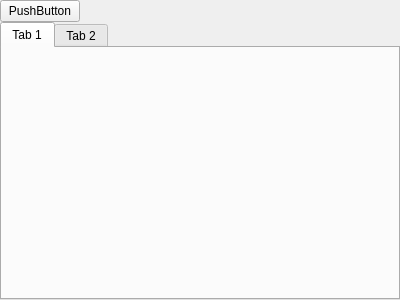
xhy2539/DBMS-Qt, file tabledesign.ui: the form before one commit.
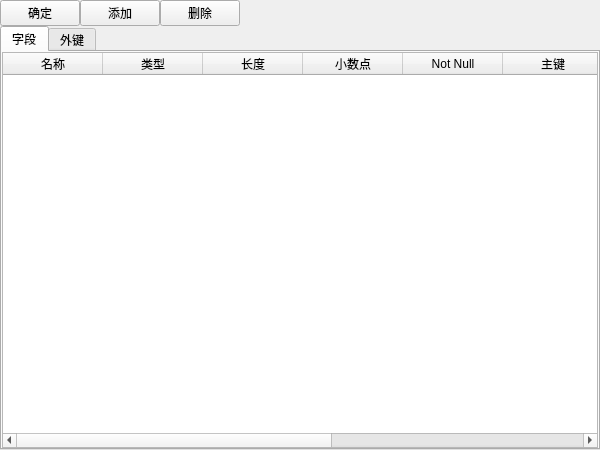
The form after the commit.

Commit message: 创建表,添加check和外键

What changed in the file:
```diff
--- a/tabledesign.ui
+++ b/tabledesign.ui
@@ -6,8 +6,8 @@
    <rect>
     <x>0</x>
     <y>0</y>
-    <width>400</width>
-    <height>300</height>
+    <width>600</width>
+    <height>450</height>
    </rect>
   </property>
   <property name="windowTitle">
@@ -35,14 +35,46 @@
       <number>0</number>
      </property>
      <item>
-      <widget class="QPushButton" name="pushButton_9">
+      <widget class="QPushButton" name="comfirm">
+       <property name="sizePolicy">
+        <sizepolicy hsizetype="Minimum" vsizetype="Preferred">
+         <horstretch>0</horstretch>
+         <verstretch>0</verstretch>
+        </sizepolicy>
+       </property>
        <property name="text">
-        <string>PushButton</string>
+        <string>确定</string>
        </property>
       </widget>
      </item>
      <item>
-      <spacer name="horizontalSpacer_3">
+      <widget class="QPushButton" name="addField">
+       <property name="sizePolicy">
+        <sizepolicy hsizetype="Minimum" vsizetype="Preferred">
+         <horstretch>0</horstretch>
+         <verstretch>0</verstretch>
+        </sizepolicy>
+       </property>
+       <property name="text">
+        <string>添加</string>
+       </property>
+      </widget>
+     </item>
+     <item>
+      <widget class="QPushButton" name="deleteField">
+       <property name="sizePolicy">
+        <sizepolicy hsizetype="Minimum" vsizetype="Preferred">
+         <horstretch>0</horstretch>
+         <verstretch>0</verstretch>
+        </sizepolicy>
+       </property>
+       <property name="text">
+        <string>删除</string>
+       </property>
+      </widget>
+     </item>
+     <item>
+      <spacer name="horizontalSpacer">
        <property name="orientation">
         <enum>Qt::Orientation::Horizontal</enum>
        </property>
@@ -63,12 +95,81 @@
      </property>
      <widget class="QWidget" name="tab">
       <attribute name="title">
-       <string>Tab 1</string>
+       <string>字段</string>
       </attribute>
+      <layout class="QVBoxLayout" name="verticalLayout_2">
+       <property name="spacing">
+        <number>0</number>
+       </property>
+       <property name="leftMargin">
+        <number>0</number>
+       </property>
+       <property name="topMargin">
+        <number>0</number>
+       </property>
+       <property name="rightMargin">
+        <number>0</number>
+       </property>
+       <property name="bottomMargin">
+        <number>0</number>
+       </property>
+       <item>
+        <widget class="QTableWidget" name="tableWidget">
+         <attribute name="verticalHeaderVisible">
+          <bool>false</bool>
+         </attribute>
+         <column>
+          <property name="text">
+           <string>名称</string>
+          </property>
+         </column>
+         <column>
+          <property name="text">
+           <string>类型</string>
+          </property>
+         </column>
+         <column>
+          <property name="text">
+           <string>长度</string>
+          </property>
+         </column>
+         <column>
+          <property name="text">
+           <string>小数点</string>
+          </property>
+         </column>
+         <column>
+          <property name="text">
+           <string>Not Null</string>
+          </property>
+         </column>
+         <column>
+          <property name="text">
+           <string>主键</string>
+          </property>
+         </column>
+         <column>
+          <property name="text">
+           <string>Unique</string>
+          </property>
+         </column>
+         <column>
+          <property name="text">
+           <string>默认</string>
+          </property>
+         </column>
+         <column>
+          <property name="text">
+           <string>Check</string>
+          </property>
+         </column>
+        </widget>
+       </item>
+      </layout>
      </widget>
      <widget class="QWidget" name="tab_2">
       <attribute name="title">
-       <string>Tab 2</string>
+       <string>外键</string>
       </attribute>
      </widget>
     </widget>
```
Left out of the diff: 46 changed lines with no effect on the pictures. The commit also changes 6 other files.
